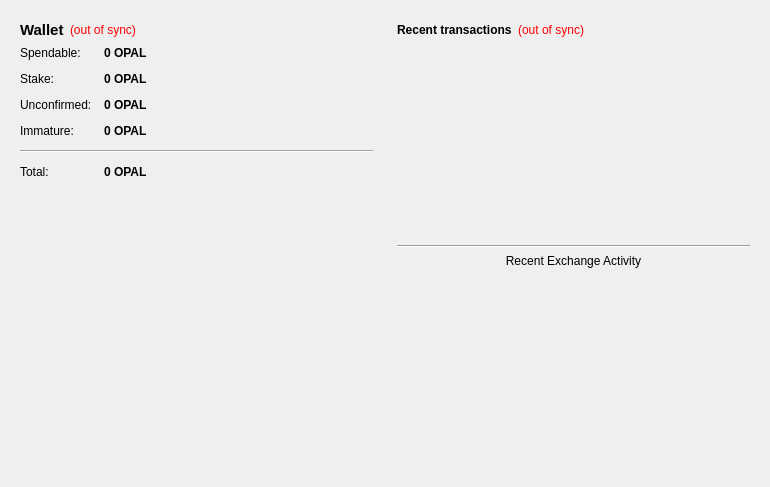
Old version of the form src/qt/forms/overviewpage.ui in the repository OpalCoin/OpalCoin.
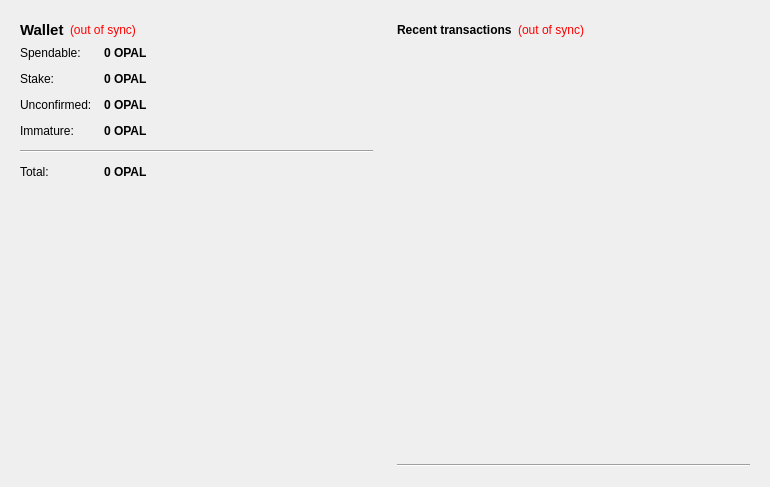
New version of the form. Icons and pictures are not drawn.

Commit message: Remove Exchange Activity

Patch:
```diff
--- a/src/qt/forms/overviewpage.ui
+++ b/src/qt/forms/overviewpage.ui
@@ -369,47 +369,6 @@
           </property>
          </widget>
         </item>
-        <item>
-         <widget class="QLabel" name="label_7">
-          <property name="text">
-           <string>Recent Exchange Activity</string>
-          </property>
-          <property name="alignment">
-           <set>Qt::AlignCenter</set>
-          </property>
-         </widget>
-        </item>
-        <item>
-         <widget class="QListView" name="listExchange">
-          <property name="sizePolicy">
-           <sizepolicy hsizetype="Expanding" vsizetype="Expanding">
-            <horstretch>0</horstretch>
-            <verstretch>0</verstretch>
-           </sizepolicy>
-          </property>
-          <property name="maximumSize">
-           <size>
-            <width>16777215</width>
-            <height>200</height>
-           </size>
-          </property>
-          <property name="styleSheet">
-           <string notr="true">QListView { background: transparent; }</string>
-          </property>
-          <property name="frameShape">
-           <enum>QFrame::NoFrame</enum>
-          </property>
-          <property name="verticalScrollBarPolicy">
-           <enum>Qt::ScrollBarAlwaysOff</enum>
-          </property>
-          <property name="horizontalScrollBarPolicy">
-           <enum>Qt::ScrollBarAlwaysOff</enum>
-          </property>
-          <property name="selectionMode">
-           <enum>QAbstractItemView::NoSelection</enum>
-          </property>
-         </widget>
-        </item>
        </layout>
       </widget>
      </item>
```
